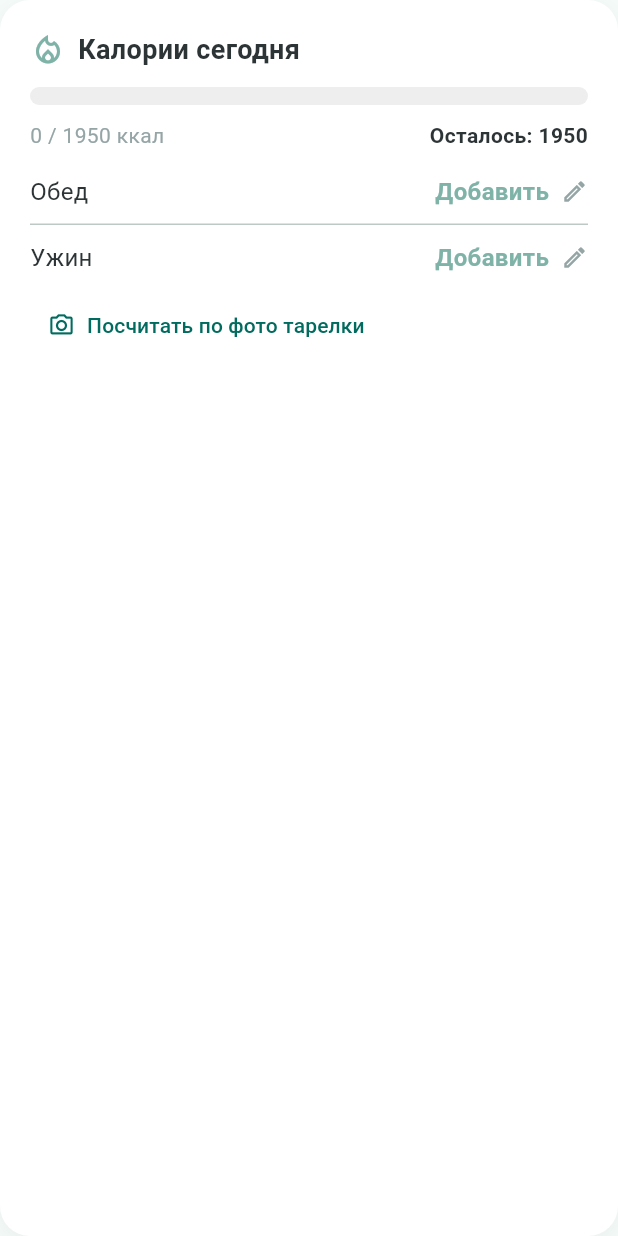
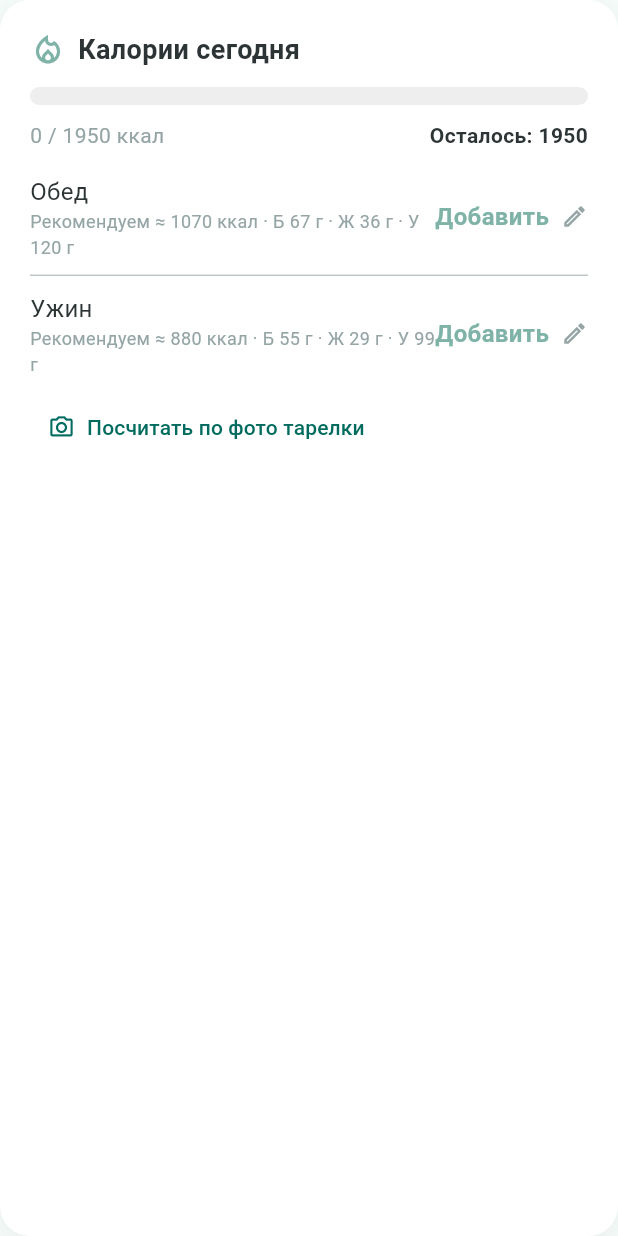
Before and after one commit to germanva2205-beep/Interlight-claude, a Flutter app: the MealKcalCard widget shown alone on an empty page, opened directly with empty values, on a phone screen of 412 x 824 dp. Run offline on Flutter 3.47's test engine with Material 3 defaults, Android fonts, the phone set to English and light mode, and no system bars; our stand-ins replace camera, flutter_local_notifications, image_picker, permission_handler, shared_preferences, timezone; missing offline and left inert: health; accounts and stored records are empty.

Commit message:
Add lunch/dinner calorie and macro recommendations
Co-authored-by: Copilot <223556219+Copilot@users.noreply.github.com>

```diff
--- a/lib/main.dart
+++ b/lib/main.dart
@@ -1446,6 +1446,16 @@ class MealKcalCard extends StatelessWidget {
         final over = left < 0;
         final barColor = over ? const Color(0xFFE59A7A) : AppColors.mint;
 
+        // Два приёма пищи в окне питания (интервальное голодание, например 16:8):
+        // обед крупнее ужина; БЖУ по доле калорий: белки 25%, жиры 30%, углеводы 45%.
+        String recommend(double share) {
+          final k = (limit * share / 10).round() * 10;
+          final p = (k * 0.25 / 4).round();
+          final f = (k * 0.30 / 9).round();
+          final cb = (k * 0.45 / 4).round();
+          return 'Рекомендуем ≈ $k ккал · Б $p г · Ж $f г · У $cb г';
+        }
+
         Widget mealRow(String label, int kcal, bool lunch) => InkWell(
               borderRadius: BorderRadius.circular(12),
               onTap: () => editKcal(context, c, lunch: lunch),
@@ -1453,8 +1463,18 @@ class MealKcalCard extends StatelessWidget {
                 padding: const EdgeInsets.symmetric(vertical: 10),
                 child: Row(
                   children: [
-                    Text(label, style: const TextStyle(fontSize: 16, color: AppColors.darkGraphite)),
-                    const Spacer(),
+                    Expanded(
+                      child: Column(
+                        crossAxisAlignment: CrossAxisAlignment.start,
+                        children: [
+                          Text(label, style: const TextStyle(fontSize: 16, color: AppColors.darkGraphite)),
+                          Text(
+                            recommend(lunch ? 0.55 : 0.45),
+                            style: const TextStyle(fontSize: 12, color: AppColors.fogGray),
+                          ),
+                        ],
+                      ),
+                    ),
                     Text(
                       kcal > 0 ? '$kcal ккал' : 'Добавить',
                       style: TextStyle(
```
